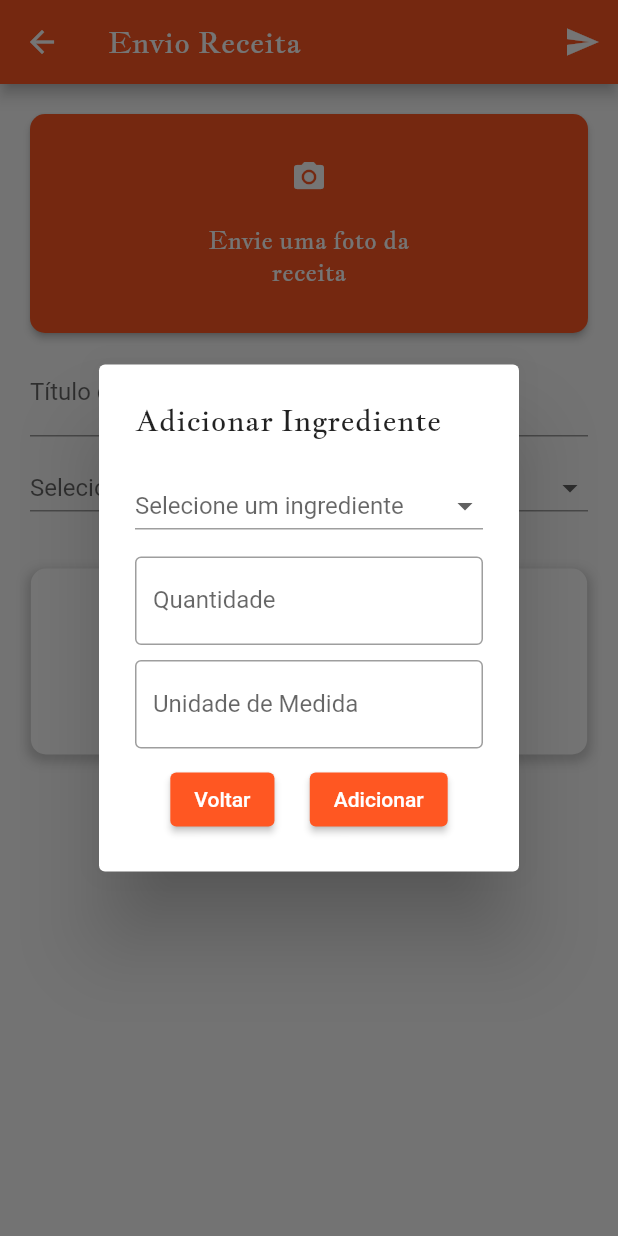
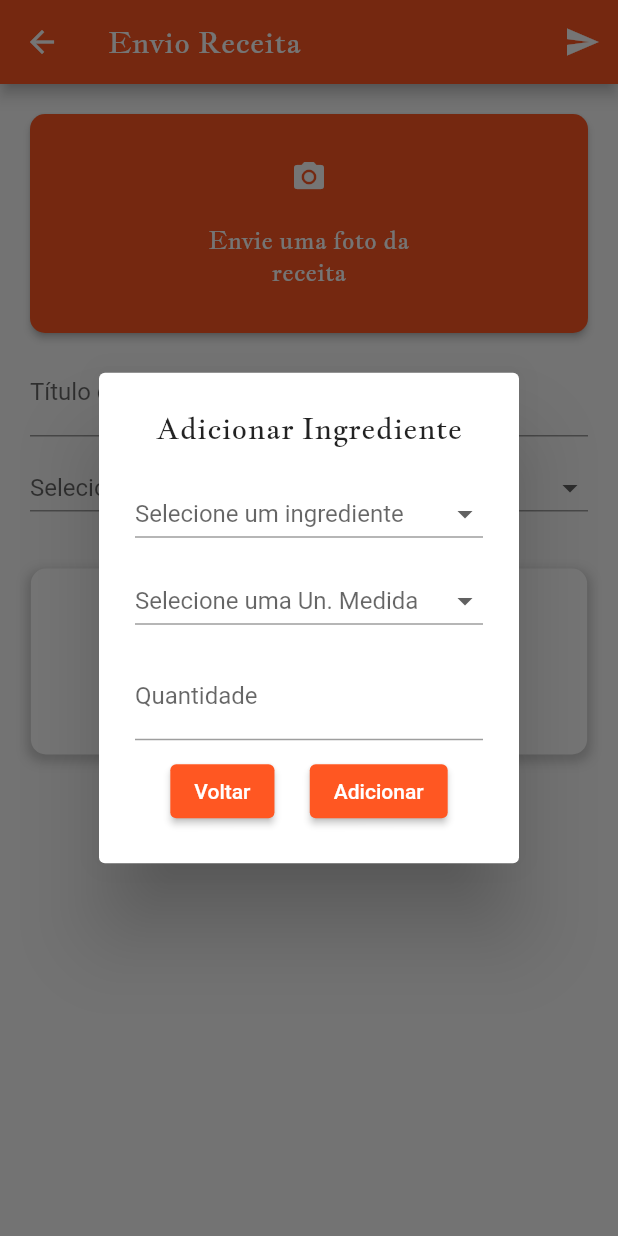
Before and after one commit to MichalskiLucas/ProjetoIntegrador, a Flutter app: the SendRecipePage screen opened directly with empty values, after a tap on "Adicionar Ingrediente", on a phone screen of 412 x 824 dp. Run offline on Flutter 3.47's test engine with Material 2 defaults, Android fonts, the phone set to English and light mode, and no system bars; our stand-ins replace camera, chat_bubbles, firebase_auth, firebase_core, get, google_sign_in and 4 more; missing offline and left inert: chat_gpt_flutter, filter_list; accounts and stored records are empty; network calls fail.

Commit message:
Fix: realizado correcao do bug de atualizacao

```diff
--- a/CookMaster-APP/cookmaster-FrontEnd/cookmaster_front/lib/pages/sendRecipe_page.dart
+++ b/CookMaster-APP/cookmaster-FrontEnd/cookmaster_front/lib/pages/sendRecipe_page.dart
@@ -2,6 +2,8 @@ import 'dart:io';
 
 import 'package:cookmaster_front/app/data/repositories/ingredient_repository.dart';
 import 'package:cookmaster_front/app/data/store/ingredient_store.dart';
+import 'package:cookmaster_front/components/DropdownButtonIngredients.dart';
+import 'package:cookmaster_front/components/DropdownButtonUnit.dart';
 import 'package:firebase_auth/firebase_auth.dart';
 import 'package:flutter/material.dart';
 import 'package:image_picker/image_picker.dart';
@@ -21,7 +23,6 @@ class _SendRecipePageState extends State<SendRecipePage> {
   List<CameraDescription> cameras = [];
   String? selectedImagePath;
   String? selectedCategory;
-  String? selectedIngredient;
   List<Ingredient> ingredients = [];
 
   final IngredientStore storeIngredients = IngredientStore(
@@ -135,74 +136,35 @@ class _SendRecipePageState extends State<SendRecipePage> {
     showDialog(
       context: context,
       builder: (BuildContext context) {
+        int ingredientQuantity = 0;
         String ingredientName = '';
-        double ingredientQuantity = 0.0;
         String ingredientUnit = '';
         return AlertDialog(
-          title: const Text(
-            "Adicionar Ingrediente",
-            style: TextStyle(fontFamily: "JacquesFrancois"),
+          title: const Center(
+            child: Text(
+              "Adicionar Ingrediente",
+              style: TextStyle(fontFamily: "JacquesFrancois"),
+            ),
           ),
           content: Column(
             mainAxisSize: MainAxisSize.min,
             children: [
-              DropdownButton<String>(
-                hint: selectedIngredient != null
-                    ? Text(selectedIngredient!)
-                    : const Text("Selecione um ingrediente"),
-                value: selectedIngredient,
-                onChanged: (newValue) {
-                  setState(() {
-                    selectedIngredient = newValue;
-                  });
-                },
-                items: const [
-                  DropdownMenuItem<String>(
-                    value: "Salada",
-                    child: Text("Salada"),
-                  ),
-                  DropdownMenuItem<String>(
-                    value: "Banana",
-                    child: Text("Banana"),
-                  ),
-                  DropdownMenuItem<String>(
-                    value: "Uva",
-                    child: Text("Uva"),
-                  ),
-                ],
-                iconSize: 24,
-                isExpanded: true,
-                underline: Container(
-                  height: 1,
-                  decoration: const BoxDecoration(
-                    border: Border(
-                      bottom: BorderSide(
-                        color: Colors.grey,
-                        width: 1,
-                      ),
-                    ),
-                  ),
-                ),
+              DropdownMenuIngredient(
+                selectedIngredient: ingredientName,
+              ),
+              const SizedBox(height: 10),
+              DropdownMenuUnitMeansure(
+                selectedUnit: ingredientUnit,
               ),
               const SizedBox(height: 10),
               TextField(
                 onChanged: (value) {
-                  ingredientQuantity = double.tryParse(value) ?? 0.0;
+                  ingredientQuantity = int.tryParse(value) ?? 0;
                 },
                 keyboardType: TextInputType.number,
                 decoration: const InputDecoration(
                   labelText: "Quantidade",
-                  border: OutlineInputBorder(),
-                ),
-              ),
-              const SizedBox(height: 10),
-              TextField(
-                onChanged: (value) {
-                  ingredientUnit = value;
-                },
-                decoration: const InputDecoration(
-                  labelText: "Unidade de Medida",
-                  border: OutlineInputBorder(),
+                  border: UnderlineInputBorder(),
                 ),
               ),
               const SizedBox(height: 10),
@@ -229,6 +191,7 @@ class _SendRecipePageState extends State<SendRecipePage> {
                       Navigator.pop(context);
                     },
                     child: const Text("Adicionar"),
+
                   ),
                 ],
               ),
@@ -443,7 +406,7 @@ class _SendRecipePageState extends State<SendRecipePage> {
 
 class Ingredient {
   final String name;
-  final double quantity;
+  final int quantity;
   final String unit;
 
   Ingredient({
```
